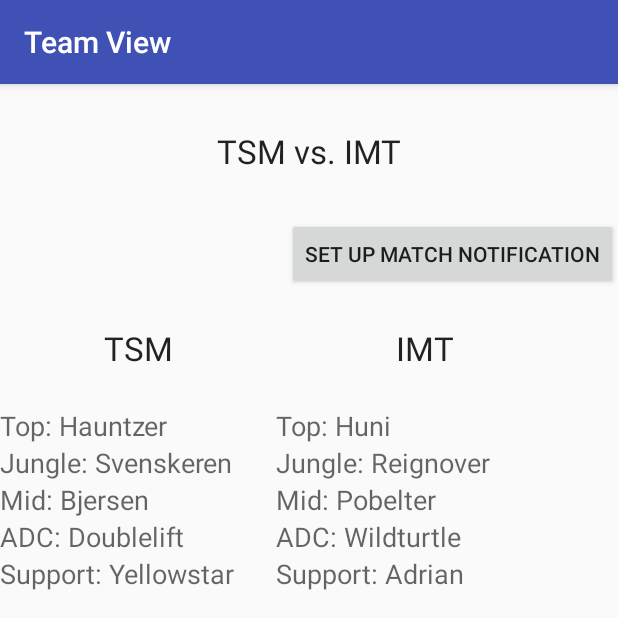
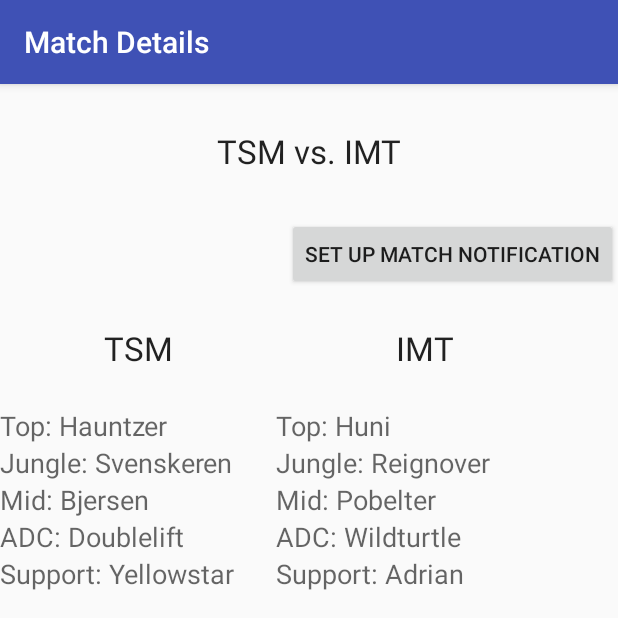
Before and after one commit to rex1100/COMP4020, an Android app: the matchDetails screen opened directly, with no data from a screen before it, on a phone screen of 412 x 824 dp, the top half of it. Run offline under Robolectric (Android 15) with nearby library versions, the phone set to English and light mode, and no system bars.

Commit message:
Clean up and some button reordering

```diff
--- a/testApp1/app/src/main/AndroidManifest.xml
+++ b/testApp1/app/src/main/AndroidManifest.xml
@@ -53,11 +53,11 @@
             android:theme="@style/AppTheme"></activity>
         <activity
             android:name="test.eSportsApp.matchDetails"
-            android:label="@string/team_view_title"
+            android:label="@string/match_details_title"
             android:theme="@style/AppTheme"></activity>
         <activity
             android:name="test.eSportsApp.playerView"
-            android:label="@string/team_view_title"
+            android:label="@string/player_details_title"
             android:theme="@style/AppTheme"></activity>
     </application>
 
--- a/testApp1/app/src/main/res/layout/activity_match_information.xml
+++ b/testApp1/app/src/main/res/layout/activity_match_information.xml
@@ -150,7 +150,7 @@
 
         <TextView
             android:layout_width="wrap_content"
-            android:layout_height="190dp"
+            android:layout_height="121dp"
             android:textAppearance="?android:attr/textAppearanceMedium"
             android:text="The featured match of the day, the newcomers Immortals takes on long time LCS favourtie TSM. TSM the 4th placed team this split comes into this game hopeful against the top ranked team in NA LCS, Immortals..."
             android:id="@+id/textView22"
@@ -160,4 +160,5 @@
 
     </GridLayout>
 
+
 </LinearLayout>
--- a/testApp1/app/src/main/res/layout/activity_settings.xml
+++ b/testApp1/app/src/main/res/layout/activity_settings.xml
@@ -65,7 +65,7 @@
         <Switch
             android:layout_width="match_parent"
             android:layout_height="35dp"
-            android:text="eSports"
+            android:text="Schedule"
             android:id="@+id/LoLswitch2"
             android:layout_weight="0.08"
             android:visibility="gone"
--- a/testApp1/app/src/main/res/values/strings.xml
+++ b/testApp1/app/src/main/res/values/strings.xml
@@ -14,6 +14,8 @@
     <string name="game_notification_page_title">Notification Settings</string>
     <string name="search_results_page">Search</string>
     <string name="team_view_title">Team View</string>
+    <string name="match_details_title">Match Details</string>
+    <string name="player_details_title">Player Details</string>
     <string-array name="lolSchedule">
         <item>2:00 PM TSM vs Team Impulse</item>
         <item>3:00 PM Immortals vs NRG Esports</item>
```
Also changed, not shown: testApp1/app/src/main/java/test/eSportsApp/gameNotification.java (+1 -1 lines).
